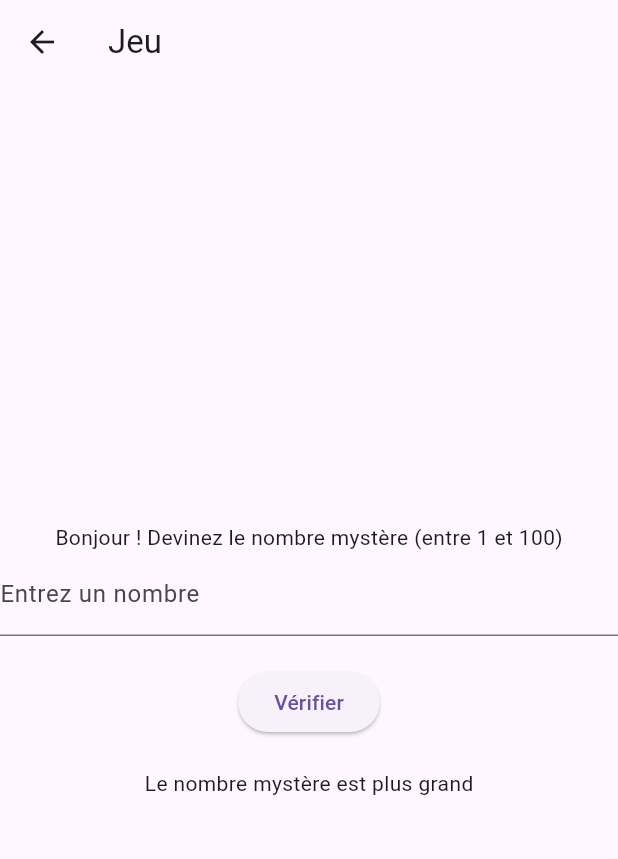
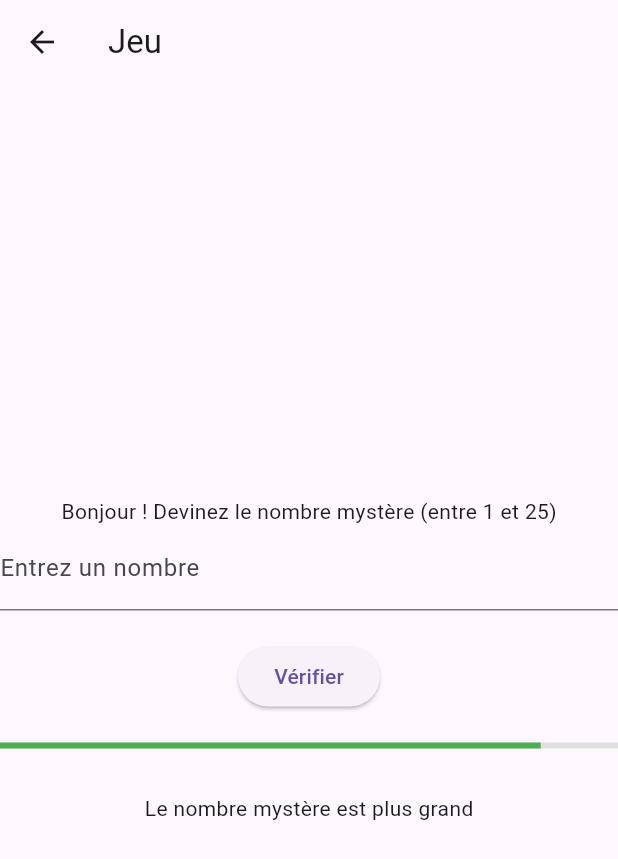
Before and after one commit to amelie-brizard/tp-dev-mobile-note, a Flutter app: the JeuPage screen opened directly with empty values, after a tap on "Vérifier", on a phone screen of 412 x 824 dp. Shown: the top 859 px of the screen. Run offline on Flutter 3.47's test engine with Material 3 defaults, Android fonts, the phone set to English and light mode, and no system bars.

```diff
--- a/lib/views/HomePage.dart
+++ b/lib/views/HomePage.dart
@@ -23,6 +23,7 @@ class HomePage extends StatelessWidget {
               },
               child: Text('Démarrer une partie'),
             ),
+            SizedBox(height: 16), // Add SizedBox to create space
             ElevatedButton(
               onPressed: () {
                 Navigator.push(
@@ -32,6 +33,7 @@ class HomePage extends StatelessWidget {
               },
               child: Text('Voir mes scores'),
             ),
+            SizedBox(height: 16), // Add SizedBox to create space
             ElevatedButton(
               onPressed: () {
                 Navigator.push(
--- a/lib/views/JeuPage.dart
+++ b/lib/views/JeuPage.dart
@@ -15,11 +15,24 @@ class _JeuPageState extends State<JeuPage> {
   String _resultat = '';
   int _essais = 0;
   bool _fini = false;
+  int _maxValue = 25; // Initial maximum value for the magic number
+  int _maxTries = 8; // Maximum number of tries allowed
+
+  TextEditingController _controller = TextEditingController();
 
   @override
   void initState() {
     super.initState();
-    _nombreMystere = Random().nextInt(100) + 1;
+    _initNewGame();
+  }
+
+  void _initNewGame() {
+    setState(() {
+      _nombreMystere = Random().nextInt(_maxValue) + 1;
+      _essais = 0;
+      _resultat = '';
+      _fini = false;
+    });
   }
 
   void _verifierNombre() {
@@ -28,16 +41,24 @@ class _JeuPageState extends State<JeuPage> {
       if (_nombreChoisi == _nombreMystere) {
         _resultat = 'Bravo, $_nombreMystere est le bon nombre!';
         _fini = true;
+        _maxValue *= 2;
+        _maxTries += 1;
+      } else if (_essais >= _maxTries) {
+        _resultat = 'Désolé, vous avez épuisé vos essais. Le nombre mystère était $_nombreMystere.';
+        _fini = true;
       } else if (_nombreChoisi < _nombreMystere) {
         _resultat = 'Le nombre mystère est plus grand';
       } else {
         _resultat = 'Le nombre mystère est plus petit';
       }
+      _controller.clear();
     });
   }
 
   @override
   Widget build(BuildContext context) {
+    double triesLeftPercentage = (_maxTries - _essais) / _maxTries;
+
     return Scaffold(
       appBar: AppBar(
         title: Text('Jeu'),
@@ -53,7 +74,13 @@ class _JeuPageState extends State<JeuPage> {
                   ),
                   ElevatedButton(
                     onPressed: () {
-                      Navigator.pop(context);
+                      _initNewGame(); // Start a new game
+                    },
+                    child: Text('Nouveau jeu'),
+                  ),
+                  ElevatedButton(
+                    onPressed: () {
+                      Navigator.pop(context); // Go back to previous screen
                     },
                     child: Text('Retour'),
                   ),
@@ -62,8 +89,9 @@ class _JeuPageState extends State<JeuPage> {
             : Column(
                 mainAxisAlignment: MainAxisAlignment.center,
                 children: [
-                  Text('Bonjour ${widget.prenom}! Devinez le nombre mystère (entre 1 et 100)'),
+                  Text('Bonjour ${widget.prenom}! Devinez le nombre mystère (entre 1 et $_maxValue)'),
                   TextField(
+                    controller: _controller,
                     onChanged: (value) {
                       setState(() {
                         _nombreChoisi = int.tryParse(value) ?? 0;
@@ -82,6 +110,13 @@ class _JeuPageState extends State<JeuPage> {
                     child: Text('Vérifier'),
                   ),
                   SizedBox(height: 20),
+                  LinearProgressIndicator(
+                    value: triesLeftPercentage,
+                    color: Colors.green, // Change color as desired
+                    backgroundColor: Colors.grey[300], // Change color as desired
+                  ),
+                  SizedBox(height: 10),
+                  SizedBox(height: 20),
                   Text(_resultat),
                 ],
               ),
```
